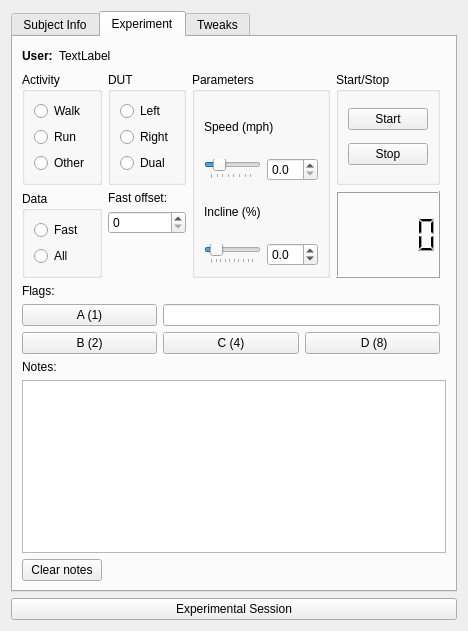
The window that ui/w_usertesting.ui (johnbatzer18/biomech_flexsea-plan) describes before a commit, drawn with Qt 5.
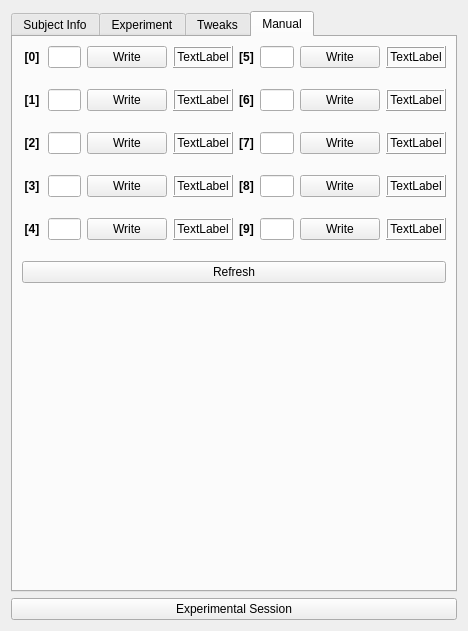
The same window after the commit.

Commit message: Added Manual tab to User testing, and linked it to expanded UTT commands.

Diff of the .ui file:
```diff
--- a/ui/w_usertesting.ui
+++ b/ui/w_usertesting.ui
@@ -16,11 +16,11 @@
   <property name="autoFillBackground">
    <bool>true</bool>
   </property>
-  <layout class="QGridLayout" name="gridLayout_6">
-   <item row="0" column="0">
+  <layout class="QVBoxLayout" name="verticalLayout_12">
+   <item>
     <widget class="QTabWidget" name="tabWidget">
      <property name="currentIndex">
-      <number>1</number>
+      <number>3</number>
      </property>
      <widget class="QWidget" name="subject">
       <attribute name="title">
@@ -1518,7 +1518,7 @@
          <property name="sizeHint" stdset="0">
           <size>
            <width>20</width>
-           <height>174</height>
+           <height>10</height>
           </size>
          </property>
         </spacer>
@@ -1582,9 +1582,683 @@
        </item>
       </layout>
      </widget>
+     <widget class="QWidget" name="manual">
+      <attribute name="title">
+       <string>Manual</string>
+      </attribute>
+      <layout class="QVBoxLayout" name="verticalLayout_13">
+       <item>
+        <layout class="QGridLayout" name="gridLayout_11">
+         <item row="6" column="5">
+          <widget class="QLabel" name="label_50">
+           <property name="sizePolicy">
+            <sizepolicy hsizetype="Minimum" vsizetype="Minimum">
+             <horstretch>0</horstretch>
+             <verstretch>0</verstretch>
+            </sizepolicy>
+           </property>
+           <property name="text">
+            <string>&lt;html&gt;&lt;head/&gt;&lt;body&gt;&lt;p&gt;&lt;span style=&quot; font-weight:600;&quot;&gt;[8]&lt;/span&gt;&lt;/p&gt;&lt;/body&gt;&lt;/html&gt;</string>
+           </property>
+           <property name="textFormat">
+            <enum>Qt::RichText</enum>
+           </property>
+           <property name="alignment">
+            <set>Qt::AlignCenter</set>
+           </property>
+          </widget>
+         </item>
+         <item row="6" column="6">
+          <widget class="QLineEdit" name="lineEditUTT8">
+           <property name="alignment">
+            <set>Qt::AlignCenter</set>
+           </property>
+          </widget>
+         </item>
+         <item row="6" column="0">
+          <widget class="QLabel" name="label_45">
+           <property name="sizePolicy">
+            <sizepolicy hsizetype="Minimum" vsizetype="Minimum">
+             <horstretch>0</horstretch>
+             <verstretch>0</verstretch>
+            </sizepolicy>
+           </property>
+           <property name="text">
+            <string>&lt;html&gt;&lt;head/&gt;&lt;body&gt;&lt;p&gt;&lt;span style=&quot; font-weight:600;&quot;&gt;[3]&lt;/span&gt;&lt;/p&gt;&lt;/body&gt;&lt;/html&gt;</string>
+           </property>
+           <property name="textFormat">
+            <enum>Qt::RichText</enum>
+           </property>
+           <property name="alignment">
+            <set>Qt::AlignCenter</set>
+           </property>
+          </widget>
+         </item>
+         <item row="4" column="5">
+          <widget class="QLabel" name="label_49">
+           <property name="sizePolicy">
+            <sizepolicy hsizetype="Minimum" vsizetype="Minimum">
+             <horstretch>0</horstretch>
+             <verstretch>0</verstretch>
+            </sizepolicy>
+           </property>
+           <property name="text">
+            <string>&lt;html&gt;&lt;head/&gt;&lt;body&gt;&lt;p&gt;&lt;span style=&quot; font-weight:600;&quot;&gt;[7]&lt;/span&gt;&lt;/p&gt;&lt;/body&gt;&lt;/html&gt;</string>
+           </property>
+           <property name="textFormat">
+            <enum>Qt::RichText</enum>
+           </property>
+           <property name="alignment">
+            <set>Qt::AlignCenter</set>
+           </property>
+          </widget>
+         </item>
+         <item row="0" column="0">
+          <widget class="QLabel" name="label_41">
+           <property name="sizePolicy">
+            <sizepolicy hsizetype="Minimum" vsizetype="Minimum">
+             <horstretch>0</horstretch>
+             <verstretch>0</verstretch>
+            </sizepolicy>
+           </property>
+           <property name="text">
+            <string>&lt;html&gt;&lt;head/&gt;&lt;body&gt;&lt;p&gt;&lt;span style=&quot; font-weight:600;&quot;&gt;[0]&lt;/span&gt;&lt;/p&gt;&lt;/body&gt;&lt;/html&gt;</string>
+           </property>
+           <property name="textFormat">
+            <enum>Qt::RichText</enum>
+           </property>
+           <property name="alignment">
+            <set>Qt::AlignCenter</set>
+           </property>
+          </widget>
+         </item>
+         <item row="2" column="0">
+          <widget class="QLabel" name="label_43">
+           <property name="sizePolicy">
+            <sizepolicy hsizetype="Minimum" vsizetype="Minimum">
+             <horstretch>0</horstretch>
+             <verstretch>0</verstretch>
+            </sizepolicy>
+           </property>
+           <property name="text">
+            <string>&lt;html&gt;&lt;head/&gt;&lt;body&gt;&lt;p&gt;&lt;span style=&quot; font-weight:600;&quot;&gt;[1]&lt;/span&gt;&lt;/p&gt;&lt;/body&gt;&lt;/html&gt;</string>
+           </property>
+           <property name="textFormat">
+            <enum>Qt::RichText</enum>
+           </property>
+           <property name="alignment">
+            <set>Qt::AlignCenter</set>
+           </property>
+          </widget>
+         </item>
+         <item row="2" column="2">
+          <widget class="QPushButton" name="pbW1">
+           <property name="text">
+            <string>Write</string>
+           </property>
+          </widget>
+         </item>
+         <item row="4" column="0">
+          <widget class="QLabel" name="label_44">
+           <property name="sizePolicy">
+            <sizepolicy hsizetype="Minimum" vsizetype="Minimum">
+             <horstretch>0</horstretch>
+             <verstretch>0</verstretch>
+            </sizepolicy>
+           </property>
+           <property name="text">
+            <string>&lt;html&gt;&lt;head/&gt;&lt;body&gt;&lt;p&gt;&lt;span style=&quot; font-weight:600;&quot;&gt;[2]&lt;/span&gt;&lt;/p&gt;&lt;/body&gt;&lt;/html&gt;</string>
+           </property>
+           <property name="textFormat">
+            <enum>Qt::RichText</enum>
+           </property>
+           <property name="alignment">
+            <set>Qt::AlignCenter</set>
+           </property>
+          </widget>
+         </item>
+         <item row="8" column="0">
+          <widget class="QLabel" name="label_46">
+           <property name="sizePolicy">
+            <sizepolicy hsizetype="Minimum" vsizetype="Minimum">
+             <horstretch>0</horstretch>
+             <verstretch>0</verstretch>
+            </sizepolicy>
+           </property>
+           <property name="text">
+            <string>&lt;html&gt;&lt;head/&gt;&lt;body&gt;&lt;p&gt;&lt;span style=&quot; font-weight:600;&quot;&gt;[4]&lt;/span&gt;&lt;/p&gt;&lt;/body&gt;&lt;/html&gt;</string>
+           </property>
+           <property name="textFormat">
+            <enum>Qt::RichText</enum>
+           </property>
+           <property name="alignment">
+            <set>Qt::AlignCenter</set>
+           </property>
+          </widget>
+         </item>
+         <item row="6" column="1">
+          <widget class="QLineEdit" name="lineEditUTT3">
+           <property name="alignment">
+            <set>Qt::AlignCenter</set>
+           </property>
+          </widget>
+         </item>
+         <item row="8" column="8">
+          <widget class="QLabel" name="label_UTT9">
+           <property name="minimumSize">
+            <size>
+             <width>60</width>
+             <height>0</height>
+            </size>
+           </property>
+           <property name="frameShape">
+            <enum>QFrame::Box</enum>
+           </property>
+           <property name="frameShadow">
+            <enum>QFrame::Raised</enum>
+           </property>
+           <property name="text">
+            <string>TextLabel</string>
+           </property>
+           <property name="alignment">
+            <set>Qt::AlignCenter</set>
+           </property>
+          </widget>
+         </item>
+         <item row="6" column="8">
+          <widget class="QLabel" name="label_UTT8">
+           <property name="minimumSize">
+            <size>
+             <width>60</width>
+             <height>0</height>
+            </size>
+           </property>
+           <property name="frameShape">
+            <enum>QFrame::Box</enum>
+           </property>
+           <property name="frameShadow">
+            <enum>QFrame::Raised</enum>
+           </property>
+           <property name="text">
+            <string>TextLabel</string>
+           </property>
+           <property name="alignment">
+            <set>Qt::AlignCenter</set>
+           </property>
+          </widget>
+         </item>
+         <item row="0" column="5">
+          <widget class="QLabel" name="label_47">
+           <property name="sizePolicy">
+            <sizepolicy hsizetype="Minimum" vsizetype="Minimum">
+             <horstretch>0</horstretch>
+             <verstretch>0</verstretch>
+            </sizepolicy>
+           </property>
+           <property name="text">
+            <string>&lt;html&gt;&lt;head/&gt;&lt;body&gt;&lt;p&gt;&lt;span style=&quot; font-weight:600;&quot;&gt;[5]&lt;/span&gt;&lt;/p&gt;&lt;/body&gt;&lt;/html&gt;</string>
+           </property>
+           <property name="textFormat">
+            <enum>Qt::RichText</enum>
+           </property>
+           <property name="alignment">
+            <set>Qt::AlignCenter</set>
+           </property>
+          </widget>
+         </item>
+         <item row="8" column="1">
+          <widget class="QLineEdit" name="lineEditUTT4">
+           <property name="alignment">
+            <set>Qt::AlignCenter</set>
+           </property>
+          </widget>
+         </item>
+         <item row="2" column="1">
+          <widget class="QLineEdit" name="lineEditUTT1">
+           <property name="alignment">
+            <set>Qt::AlignCenter</set>
+           </property>
+          </widget>
+         </item>
+         <item row="8" column="6">
+          <widget class="QLineEdit" name="lineEditUTT9">
+           <property name="alignment">
+            <set>Qt::AlignCenter</set>
+           </property>
+          </widget>
+         </item>
+         <item row="4" column="6">
+          <widget class="QLineEdit" name="lineEditUTT7">
+           <property name="alignment">
+            <set>Qt::AlignCenter</set>
+           </property>
+          </widget>
+         </item>
+         <item row="2" column="5">
+          <widget class="QLabel" name="label_48">
+           <property name="sizePolicy">
+            <sizepolicy hsizetype="Minimum" vsizetype="Minimum">
+             <horstretch>0</horstretch>
+             <verstretch>0</verstretch>
+            </sizepolicy>
+           </property>
+           <property name="text">
+            <string>&lt;html&gt;&lt;head/&gt;&lt;body&gt;&lt;p&gt;&lt;span style=&quot; font-weight:600;&quot;&gt;[6]&lt;/span&gt;&lt;/p&gt;&lt;/body&gt;&lt;/html&gt;</string>
+           </property>
+           <property name="textFormat">
+            <enum>Qt::RichText</enum>
+           </property>
+           <property name="alignment">
+            <set>Qt::AlignCenter</set>
+           </property>
+          </widget>
+         </item>
+         <item row="0" column="6">
+          <widget class="QLineEdit" name="lineEditUTT5">
+           <property name="alignment">
+            <set>Qt::AlignCenter</set>
+           </property>
+          </widget>
+         </item>
+         <item row="2" column="6">
+          <widget class="QLineEdit" name="lineEditUTT6">
+           <property name="alignment">
+            <set>Qt::AlignCenter</set>
+           </property>
+          </widget>
+         </item>
+         <item row="8" column="2">
+          <widget class="QPushButton" name="pbW4">
+           <property name="text">
+            <string>Write</string>
+           </property>
+          </widget>
+         </item>
+         <item row="6" column="2">
+          <widget class="QPushButton" name="pbW3">
+           <property name="text">
+            <string>Write</string>
+           </property>
+          </widget>
+         </item>
+         <item row="4" column="2">
+          <widget class="QPushButton" name="pbW2">
+           <property name="text">
+            <string>Write</string>
+           </property>
+          </widget>
+         </item>
+         <item row="8" column="3">
+          <widget class="QLabel" name="label_UTT4">
+           <property name="minimumSize">
+            <size>
+             <width>60</width>
+             <height>0</height>
+            </size>
+           </property>
+           <property name="frameShape">
+            <enum>QFrame::Box</enum>
+           </property>
+           <property name="frameShadow">
+            <enum>QFrame::Raised</enum>
+           </property>
+           <property name="text">
+            <string>TextLabel</string>
+           </property>
+           <property name="alignment">
+            <set>Qt::AlignCenter</set>
+           </property>
+          </widget>
+         </item>
+         <item row="2" column="7">
+          <widget class="QPushButton" name="pbW6">
+           <property name="text">
+            <string>Write</string>
+           </property>
+          </widget>
+         </item>
+         <item row="2" column="8">
+          <widget class="QLabel" name="label_UTT6">
+           <property name="minimumSize">
+            <size>
+             <width>60</width>
+             <height>0</height>
+            </size>
+           </property>
+           <property name="frameShape">
+            <enum>QFrame::Box</enum>
+           </property>
+           <property name="frameShadow">
+            <enum>QFrame::Raised</enum>
+           </property>
+           <property name="text">
+            <string>TextLabel</string>
+           </property>
+           <property name="alignment">
+            <set>Qt::AlignCenter</set>
+           </property>
+          </widget>
+         </item>
+         <item row="4" column="7">
+          <widget class="QPushButton" name="pbW7">
+           <property name="text">
+            <string>Write</string>
+           </property>
+          </widget>
+         </item>
+         <item row="0" column="1">
+          <widget class="QLineEdit" name="lineEditUTT0">
+           <property name="alignment">
+            <set>Qt::AlignCenter</set>
+           </property>
+          </widget>
+         </item>
+         <item row="8" column="7">
+          <widget class="QPushButton" name="pbW9">
+           <property name="text">
+            <string>Write</string>
+           </property>
+          </widget>
+         </item>
+         <item row="0" column="8">
+          <widget class="QLabel" name="label_UTT5">
+           <property name="minimumSize">
+            <size>
+             <width>60</width>
+             <height>0</height>
+            </size>
+           </property>
+           <property name="frameShape">
+            <enum>QFrame::Box</enum>
+           </property>
+           <property name="frameShadow">
+            <enum>QFrame::Raised</enum>
+           </property>
+           <property name="text">
+            <string>TextLabel</string>
+           </property>
+           <property name="alignment">
+            <set>Qt::AlignCenter</set>
+           </property>
+          </widget>
+         </item>
+         <item row="4" column="8">
+          <widget class="QLabel" name="label_UTT7">
+           <property name="minimumSize">
+            <size>
+             <width>60</width>
+             <height>0</height>
+            </size>
+           </property>
+           <property name="frameShape">
+            <enum>QFrame::Box</enum>
+           </property>
+           <property name="frameShadow">
+            <enum>QFrame::Raised</enum>
+           </property>
+           <property name="text">
+            <string>TextLabel</string>
+           </property>
+           <property name="alignment">
+            <set>Qt::AlignCenter</set>
+           </property>
+          </widget>
+         </item>
+         <item row="2" column="3">
+          <widget class="QLabel" name="label_UTT1">
+           <property name="minimumSize">
+            <size>
+             <width>60</width>
+             <height>0</height>
+            </size>
+           </property>
+           <property name="frameShape">
+            <enum>QFrame::Box</enum>
+           </property>
+           <property name="frameShadow">
+            <enum>QFrame::Raised</enum>
+           </property>
+           <property name="text">
+            <string>TextLabel</string>
+           </property>
+           <property name="alignment">
+            <set>Qt::AlignCenter</set>
+           </property>
+          </widget>
+         </item>
+         <item row="4" column="3">
+          <widget class="QLabel" name="label_UTT2">
+           <property name="minimumSize">
+            <size>
+             <width>60</width>
+             <height>0</height>
+            </size>
+           </property>
+           <property name="frameShape">
+            <enum>QFrame::Box</enum>
+           </property>
+           <property name="frameShadow">
+            <enum>QFrame::Raised</enum>
+           </property>
+           <property name="text">
+            <string>TextLabel</string>
+           </property>
+           <property name="alignment">
+            <set>Qt::AlignCenter</set>
+           </property>
+          </widget>
+         </item>
+         <item row="6" column="3">
+          <widget class="QLabel" name="label_UTT3">
+           <property name="minimumSize">
+            <size>
+             <width>60</width>
+             <height>0</height>
+            </size>
+           </property>
+           <property name="frameShape">
+            <enum>QFrame::Box</enum>
+           </property>
+           <property name="frameShadow">
+            <enum>QFrame::Raised</enum>
+           </property>
+           <property name="text">
+            <string>TextLabel</string>
+           </property>
+           <property name="alignment">
+            <set>Qt::AlignCenter</set>
+           </property>
+          </widget>
+         </item>
+         <item row="8" column="5">
+          <widget class="QLabel" name="label_51">
+           <property name="sizePolicy">
+            <sizepolicy hsizetype="Minimum" vsizetype="Minimum">
+             <horstretch>0</horstretch>
+             <verstretch>0</verstretch>
+            </sizepolicy>
+           </property>
+           <property name="text">
+            <string>&lt;html&gt;&lt;head/&gt;&lt;body&gt;&lt;p&gt;&lt;span style=&quot; font-weight:600;&quot;&gt;[9]&lt;/span&gt;&lt;/p&gt;&lt;/body&gt;&lt;/html&gt;</string>
+           </property>
+           <property name="textFormat">
+            <enum>Qt::RichText</enum>
+           </property>
+           <property name="alignment">
+            <set>Qt::AlignCenter</set>
+           </property>
+          </widget>
+         </item>
+         <item row="6" column="7">
+          <widget class="QPushButton" name="pbW8">
+           <property name="text">
+            <string>Write</string>
+           </property>
+          </widget>
+         </item>
+         <item row="0" column="2">
+          <widget class="QPushButton" name="pbW0">
+           <property name="text">
+            <string>Write</string>
+           </property>
+          </widget>
+         </item>
+         <item row="0" column="3">
+          <widget class="QLabel" name="label_UTT0">
+           <property name="minimumSize">
+            <size>
+             <width>60</width>
+             <height>0</height>
+            </size>
+           </property>
+           <property name="frameShape">
+            <enum>QFrame::Box</enum>
+           </property>
+           <property name="frameShadow">
+            <enum>QFrame::Raised</enum>
+           </property>
+           <property name="text">
+            <string>TextLabel</string>
+           </property>
+           <property name="alignment">
+            <set>Qt::AlignCenter</set>
+           </property>
+          </widget>
+         </item>
+         <item row="0" column="7">
+          <widget class="QPushButton" name="pbW5">
+           <property name="text">
+            <string>Write</string>
+           </property>
+          </widget>
+         </item>
+         <item row="0" column="4">
+          <spacer name="horizontalSpacer_17">
+           <property name="orientation">
+            <enum>Qt::Horizontal</enum>
+           </property>
+           <property name="sizeHint" stdset="0">
+            <size>
+             <width>40</width>
+             <height>20</height>
+            </size>
+           </property>
+          </spacer>
+         </item>
+         <item row="4" column="1">
+          <widget class="QLineEdit" name="lineEditUTT2">
+           <property name="alignment">
+            <set>Qt::AlignCenter</set>
+           </property>
+          </widget>
+         </item>
+         <item row="3" column="0">
+          <spacer name="verticalSpacer_10">
+           <property name="orientation">
+            <enum>Qt::Vertical</enum>
+           </property>
+           <property name="sizeType">
+            <enum>QSizePolicy::Fixed</enum>
+           </property>
+           <property name="sizeHint" stdset="0">
+            <size>
+             <width>20</width>
+             <height>15</height>
+            </size>
+           </property>
+          </spacer>
+         </item>
+         <item row="1" column="0">
+          <spacer name="verticalSpacer_9">
+           <property name="orientation">
+            <enum>Qt::Vertical</enum>
+           </property>
+           <property name="sizeType">
+            <enum>QSizePolicy::Fixed</enum>
+           </property>
+           <property name="sizeHint" stdset="0">
+            <size>
+             <width>20</width>
+             <height>15</height>
+            </size>
+           </property>
+          </spacer>
+         </item>
+         <item row="5" column="0">
+          <spacer name="verticalSpacer_11">
+           <property name="orientation">
+            <enum>Qt::Vertical</enum>
+           </property>
+           <property name="sizeType">
+            <enum>QSizePolicy::Fixed</enum>
+           </property>
+           <property name="sizeHint" stdset="0">
+            <size>
+             <width>20</width>
+             <height>15</height>
+            </size>
+           </property>
+          </spacer>
+         </item>
+         <item row="7" column="0">
+          <spacer name="verticalSpacer_12">
+           <property name="orientation">
+            <enum>Qt::Vertical</enum>
+           </property>
+           <property name="sizeType">
+            <enum>QSizePolicy::Fixed</enum>
+           </property>
+           <property name="sizeHint" stdset="0">
+            <size>
+             <width>20</width>
+             <height>15</height>
+            </size>
+           </property>
+          </spacer>
+         </item>
+        </layout>
+       </item>
+       <item>
+        <spacer name="verticalSpacer_13">
+         <property name="orientation">
+          <enum>Qt::Vertical</enum>
+         </property>
+         <property name="sizeType">
+          <enum>QSizePolicy::Fixed</enum>
+         </property>
+         <property name="sizeHint" stdset="0">
+          <size>
+           <width>20</width>
+           <height>15</height>
+          </size>
+         </property>
+        </spacer>
+       </item>
+       <item>
+        <widget class="QPushButton" name="pbUTTrefresh">
+         <property name="text">
+          <string>Refresh</string>
+         </property>
+        </widget>
+       </item>
+       <item>
+        <spacer name="verticalSpacer_8">
+         <property name="orientation">
+          <enum>Qt::Vertical</enum>
+         </property>
+         <property name="sizeHint" stdset="0">
+          <size>
+           <width>20</width>
+           <height>40</height>
+          </size>
+         </property>
+        </spacer>
+       </item>
+      </layout>
+     </widget>
     </widget>
    </item>
-   <item row="1" column="0">
+   <item>
     <widget class="QPushButton" name="pushButtonExpSession">
      <property name="text">
       <string>Experimental Session</string>
```
The commit also changes 2 other files.
